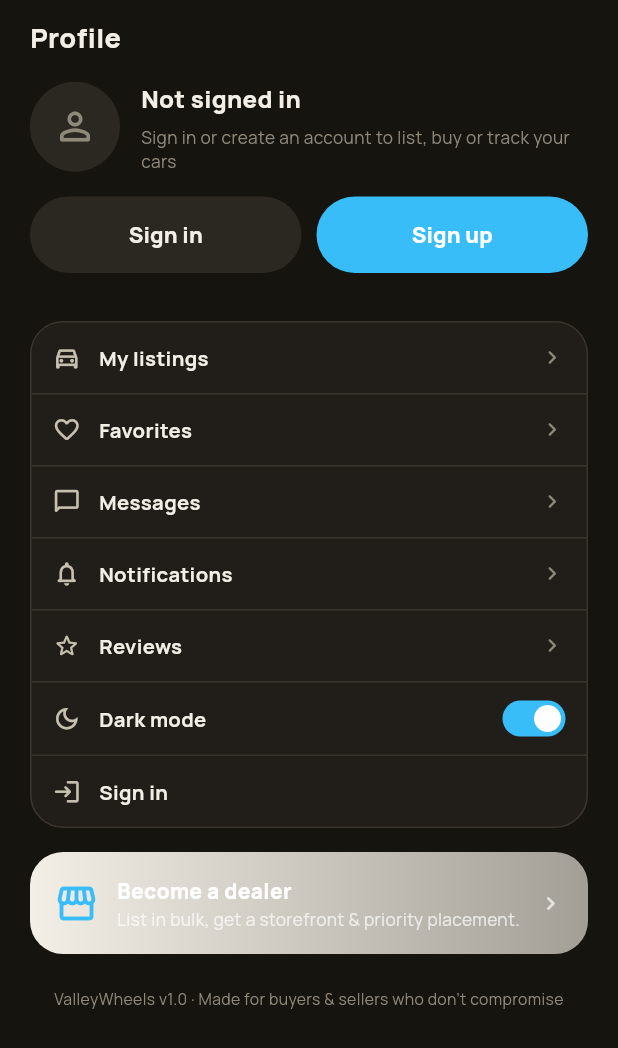
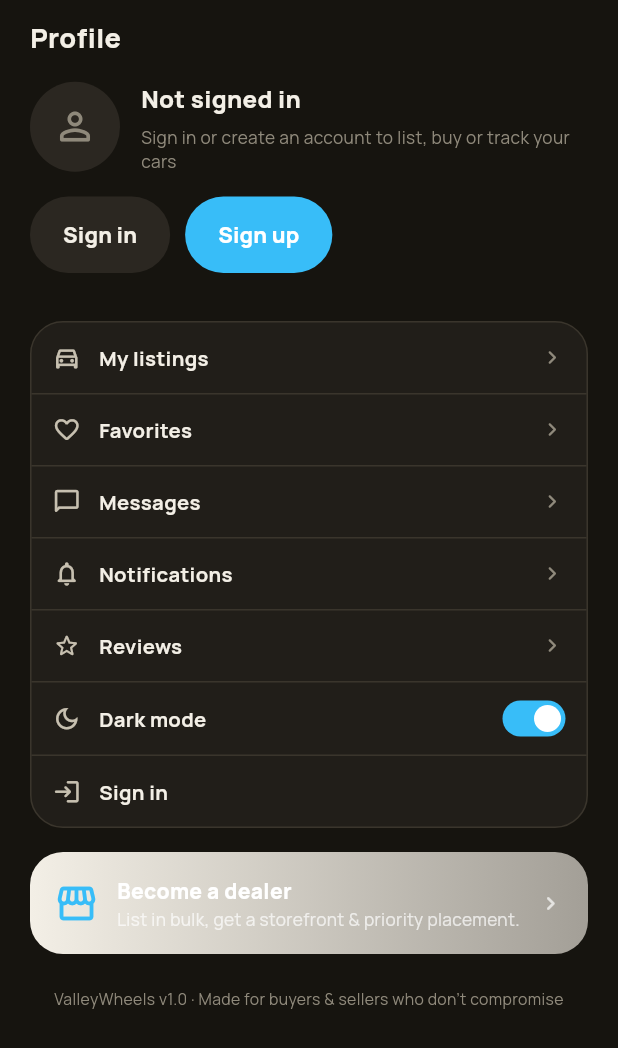
Before and after one commit to faizan-sattar/ncpcar.pk, a Flutter app: the ProfileScreen widget shown alone on an empty page, opened directly, on a phone screen of 412 x 824 dp. Shown: the top 1048 px of the screen. Run offline on Flutter 3.47's test engine with Material 3 defaults, Android fonts, the phone set to English and light mode, and no system bars; our stand-ins replace image_picker.

Commit message:
Fix Profile screen Sign in/Sign up buttons stretching full width
They were wrapped in Expanded, which combined with the screen's new full-width layout made them span edge to edge. Size them to their natural content width instead.

```diff
--- a/lib/screens/profile_screen.dart
+++ b/lib/screens/profile_screen.dart
@@ -89,20 +89,17 @@ class ProfileScreen extends StatelessWidget {
                   padding: const EdgeInsets.fromLTRB(20, 0, 20, 16),
                   child: Row(
                     children: [
-                      Expanded(
-                        child: GhostButton(
+                      GhostButton(
                         label: 'Sign in',
                         onTap: () => Navigator.of(context)
                             .push(MaterialPageRoute(builder: (_) => const LoginScreen(initialMode: AuthMode.signIn))),
                       ),
-                      ),
                       const SizedBox(width: 10),
-                      Expanded(
-                        child: PrimaryButton(
+                      PrimaryButton(
                         label: 'Sign up',
+                        block: false,
                         onTap: () => Navigator.of(context)
                             .push(MaterialPageRoute(builder: (_) => const LoginScreen(initialMode: AuthMode.signUp))),
-                        ),
                       ),
                     ],
                   ),
```
Lines whose indentation alone changed are shown as unchanged.
